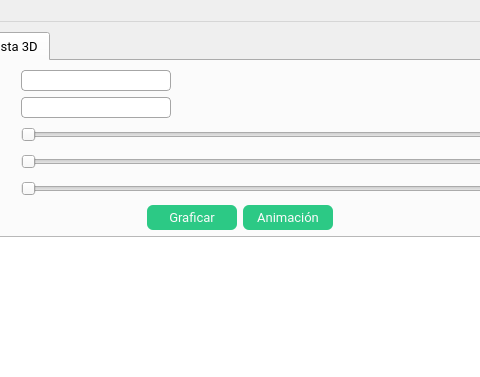
nicguzmanm/UGMM, file ui/main_window.ui: the form before one commit; both pictures show x 452 to 932 and y 0 to 377 of the 1037 by 624 pixel window.
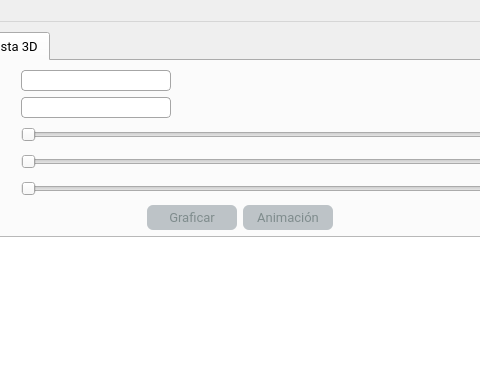
The form after the commit. The open tabs and pages were chosen to show the change. Icons and pictures are not drawn. Custom widgets are drawn as their Qt base class.

Patch:
```diff
--- a/ui/main_window.ui
+++ b/ui/main_window.ui
@@ -1032,6 +1032,9 @@
           </item>
           <item>
            <widget class="QPushButton" name="view3d">
+            <property name="enabled">
+             <bool>false</bool>
+            </property>
             <property name="minimumSize">
              <size>
               <width>90</width>
@@ -1051,6 +1054,9 @@
           </item>
           <item>
            <widget class="QPushButton" name="pushButton_6">
+            <property name="enabled">
+             <bool>false</bool>
+            </property>
             <property name="minimumSize">
              <size>
               <width>90</width>
```
